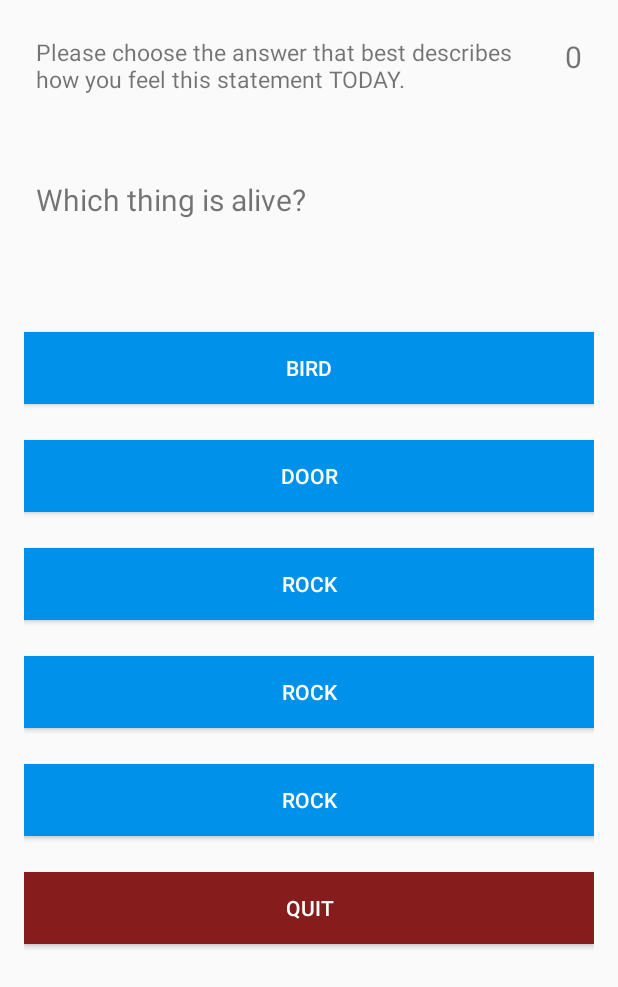
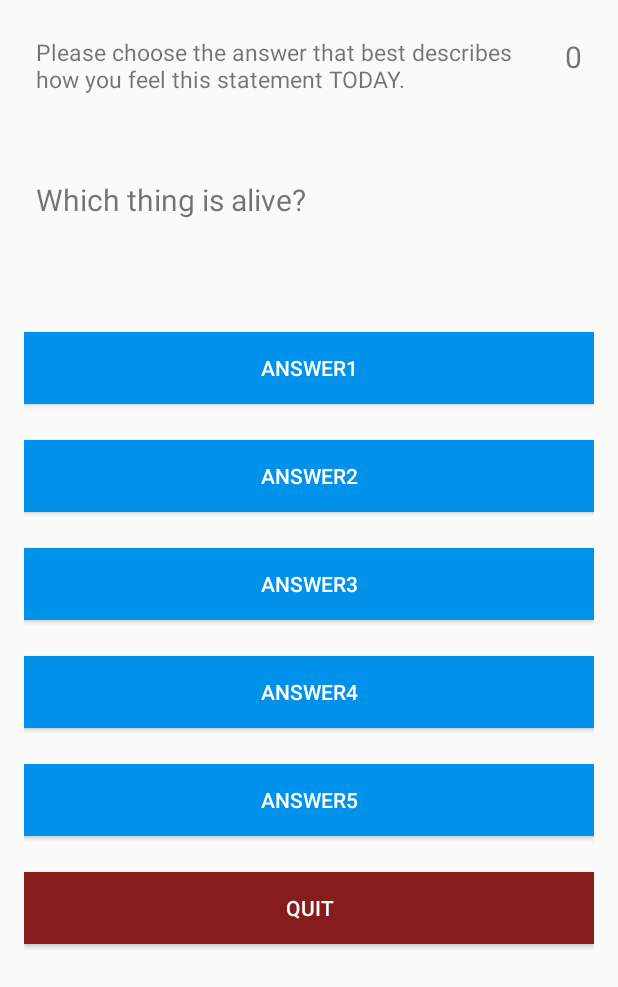
Before and after one commit to Connorshaus/AndroidGridLayout-master, an Android app: the layout activity_questionnaire.xml on its own in the app's theme, with its tools: preview values and no code run, on a phone screen of 412 x 824 dp. Shown: the top 987 px of the screen. Run offline under Robolectric (Android 15) with nearby library versions, the phone set to English and light mode, and no system bars.

Commit message:
Questionnaire updated; strings cleaned up

```diff
--- a/app/src/main/res/layout/activity_questionnaire.xml
+++ b/app/src/main/res/layout/activity_questionnaire.xml
@@ -37,7 +37,7 @@
     <TextView
         android:layout_width="match_parent"
         android:layout_height="70dp"
-        android:text="Which thing is alive?"
+        android:text="@string/sampleQuestion"
         android:textSize="20sp"
         android:padding="8dp"
         android:layout_marginBottom="40dp"
@@ -46,7 +46,7 @@
     <Button
         android:layout_width="match_parent"
         android:layout_height="wrap_content"
-        android:text="bird"
+        android:text="@string/sampleOption1"
         android:background="#0091EA"
         android:textColor="#fff"
         android:padding="8dp"
@@ -56,7 +56,7 @@
     <Button
         android:layout_width="match_parent"
         android:layout_height="wrap_content"
-        android:text="door"
+        android:text="@string/sampleOption2"
         android:background="#0091EA"
         android:textColor="#fff"
         android:padding="8dp"
@@ -66,7 +66,7 @@
     <Button
         android:layout_width="match_parent"
         android:layout_height="wrap_content"
-        android:text="rock"
+        android:text="@string/sampleOption3"
         android:background="#0091EA"
         android:textColor="#fff"
         android:padding="8dp"
@@ -76,7 +76,7 @@
     <Button
         android:layout_width="match_parent"
         android:layout_height="wrap_content"
-        android:text="rock"
+        android:text="@string/sampleOption4"
         android:background="#0091EA"
         android:textColor="#fff"
         android:padding="8dp"
@@ -86,7 +86,7 @@
     <Button
         android:layout_width="match_parent"
         android:layout_height="wrap_content"
-        android:text="rock"
+        android:text="@string/sampleOption5"
         android:background="#0091EA"
         android:textColor="#fff"
         android:padding="8dp"
@@ -96,7 +96,7 @@
     <Button
         android:layout_width="match_parent"
         android:layout_height="wrap_content"
-        android:text="quit"
+        android:text="@string/quitOption"
         android:background="#871C1C"
         android:textColor="#fff"
         android:padding="8dp"
--- a/app/src/main/res/values/strings.xml
+++ b/app/src/main/res/values/strings.xml
@@ -20,4 +20,11 @@
     <string name="chat_message_will_appear_here">Chat Message will appear here ...</string>
     <string name="ReceivingUser">Receiving User</string>
     <string name="quizDirections">Please choose the answer that best describes how you feel this statement TODAY.</string>
+    <string name="sampleQuestion">Which thing is alive?</string>
+    <string name="sampleOption1">answer1</string>
+    <string name="sampleOption2">answer2</string>
+    <string name="sampleOption3">answer3</string>
+    <string name="sampleOption4">answer4</string>
+    <string name="sampleOption5">answer5</string>
+    <string name="quitOption">quit</string>
 </resources>
```
